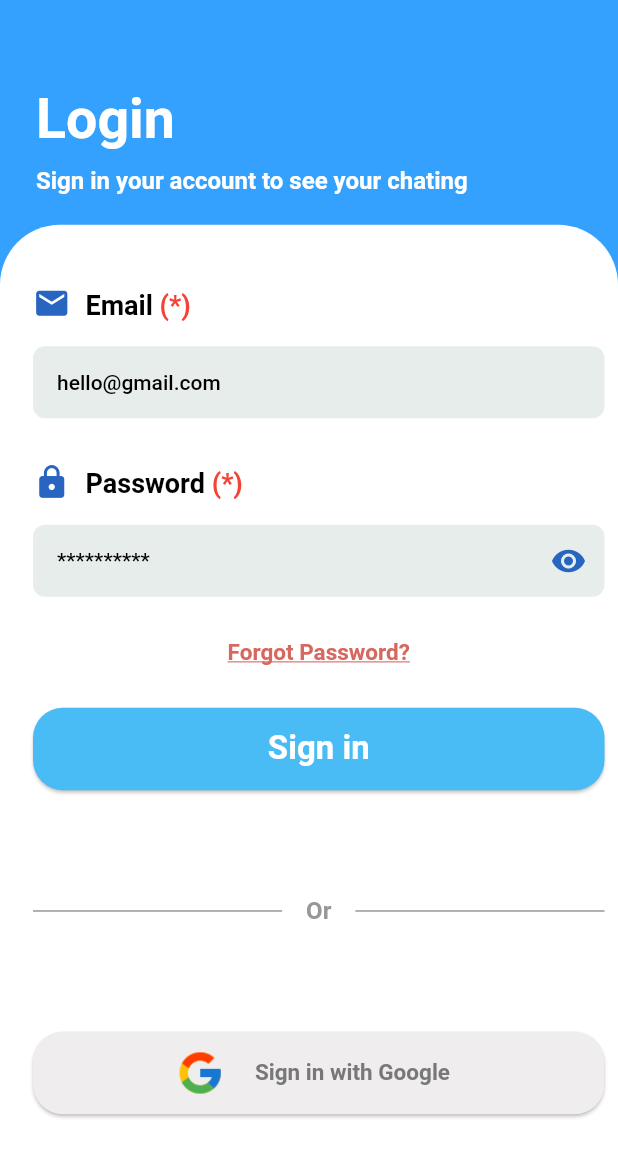
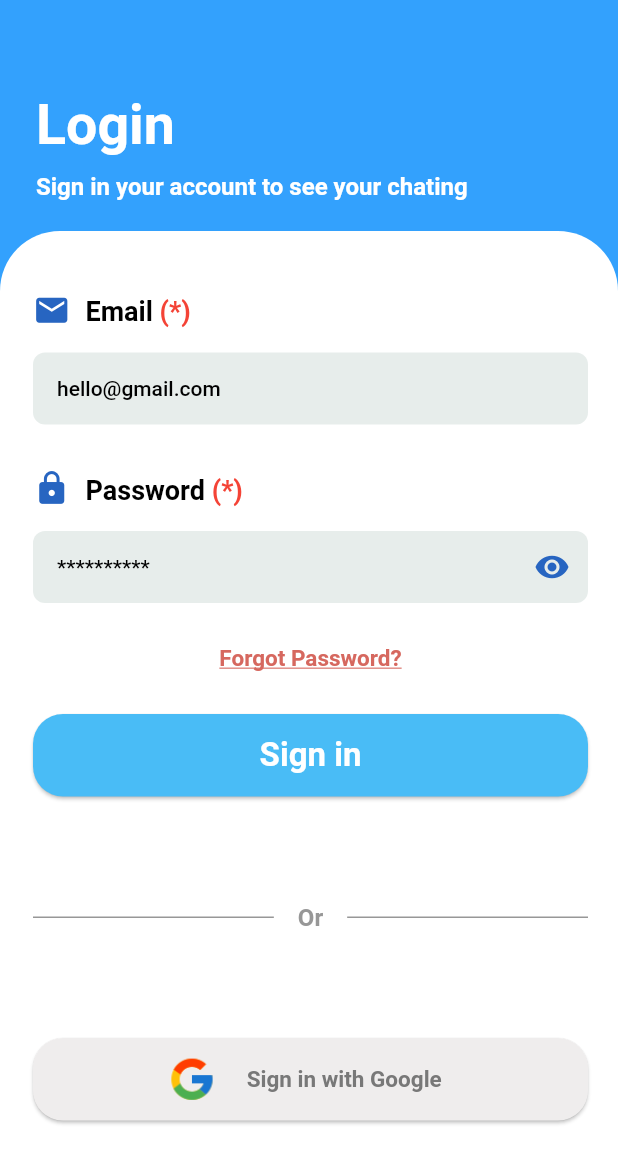
Before and after one commit to quangnhat22/cs_chat_app, a Flutter app: the screen it shows after launch, on a phone screen of 412 x 824 dp. Shown: the top 1163 px of the screen. Run offline on Flutter 3.47's test engine with Material 2 defaults, Android fonts, the phone set to English and light mode, and no system bars; our stand-ins replace bloc, dio, equatable, firebase_core, flutter_bloc, get_it and 1 more; accounts and stored records are empty; generated files the repository leaves out were written again.

Commit message:
fix login page(landscapse and portrait display)

```diff
--- a/lib/presentation/auth/login/views/views.dart
+++ b/lib/presentation/auth/login/views/views.dart
@@ -7,25 +7,14 @@ class LoginPage extends StatelessWidget {
   Widget build(BuildContext context) {
     return Scaffold(
       body: SingleChildScrollView(
-        child: Container(
-          constraints: BoxConstraints(
-            maxHeight: MediaQuery.of(context).size.height,
-            maxWidth: MediaQuery.of(context).size.width,
-          ),
-          decoration: const BoxDecoration(
-            gradient: LinearGradient(colors: [
-              Color.fromRGBO(51, 161, 253, 1), // colorblue[800]
-              Color.fromRGBO(51, 161, 253, 1),  //colorblue[600]
-            ],
-            begin: Alignment.topLeft,
-            end: Alignment.centerRight,
-          ),),
         child: Column(
         mainAxisAlignment: MainAxisAlignment.start,
         crossAxisAlignment: CrossAxisAlignment.start,
         children: [
-            Expanded(
-              flex: 2,
+          Container(
+            width: MediaQuery.of(context).size.width,
+            color: const Color.fromRGBO(51, 161, 253, 1),
+            height: 154,
             child: Padding(
               padding: const EdgeInsets.symmetric(
                 vertical: 20.0,
@@ -54,8 +43,10 @@ class LoginPage extends StatelessWidget {
                 ]),
             ),
           ),
-            Expanded(
-              flex: 9,
+          Container(
+            color: const Color.fromRGBO(51, 161, 253, 1),
+            // flex: 9,
+            width: MediaQuery.of(context).size.width,
             child: Container(
               width: double.infinity,
               decoration: const BoxDecoration(
@@ -66,7 +57,7 @@ class LoginPage extends StatelessWidget {
                 )
               ),
               child: Padding(
-                  padding: const EdgeInsets.fromLTRB(22, 40, 9, 0),
+                padding: const EdgeInsets.fromLTRB(22, 40, 20, 0),
                 child: Column(
                   mainAxisAlignment: MainAxisAlignment.start,
                   crossAxisAlignment: CrossAxisAlignment.start,
@@ -297,7 +288,6 @@ class LoginPage extends StatelessWidget {
                   ]),
               ),
             )),
-        ]),
-    )));
+        ])));
   }
 }
```
Lines whose indentation alone changed are shown as unchanged.
